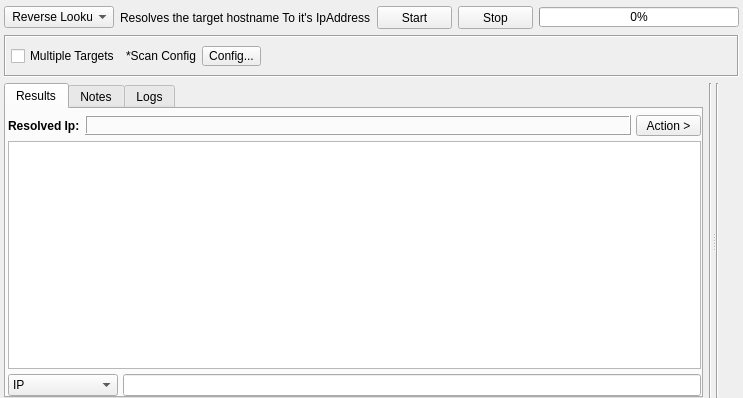
Old version of the form sub3suite/src/engines/ip/Ip.ui in the repository 3nock/OTE.
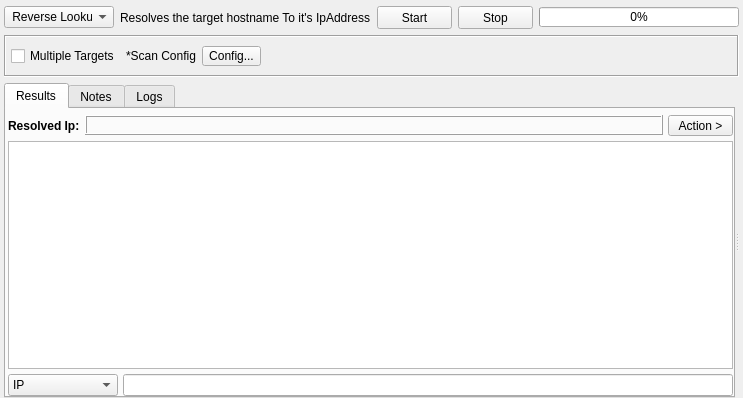
New version of the form. Custom widgets are drawn as their Qt base class.

```diff
--- a/sub3suite/src/engines/ip/Ip.ui
+++ b/sub3suite/src/engines/ip/Ip.ui
@@ -517,27 +517,10 @@
          </widget>
         </widget>
        </item>
-       <item>
-        <widget class="Line" name="line_17">
-         <property name="styleSheet">
-          <string notr="true"/>
-         </property>
-         <property name="orientation">
-          <enum>Qt::Vertical</enum>
-         </property>
-        </widget>
-       </item>
       </layout>
      </widget>
      <widget class="QWidget" name="layoutWidget">
       <layout class="QHBoxLayout" name="horizontalLayout_3">
-       <item>
-        <widget class="Line" name="line">
-         <property name="orientation">
-          <enum>Qt::Vertical</enum>
-         </property>
-        </widget>
-       </item>
        <item>
         <widget class="InputWidget" name="targets" native="true">
          <property name="minimumSize">
```
